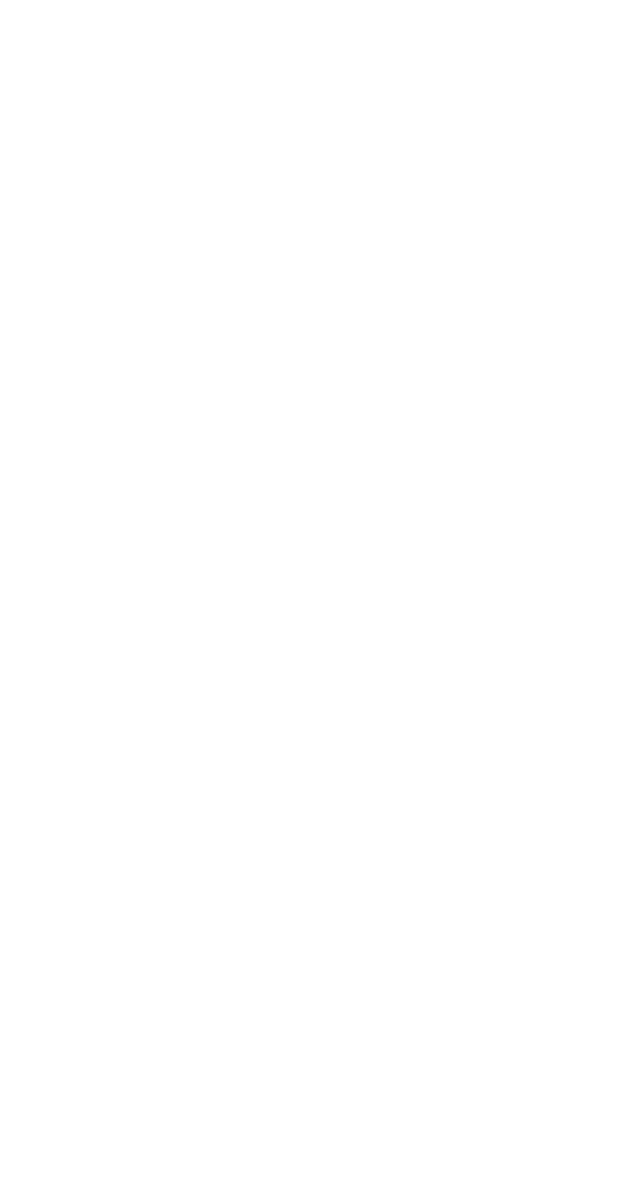
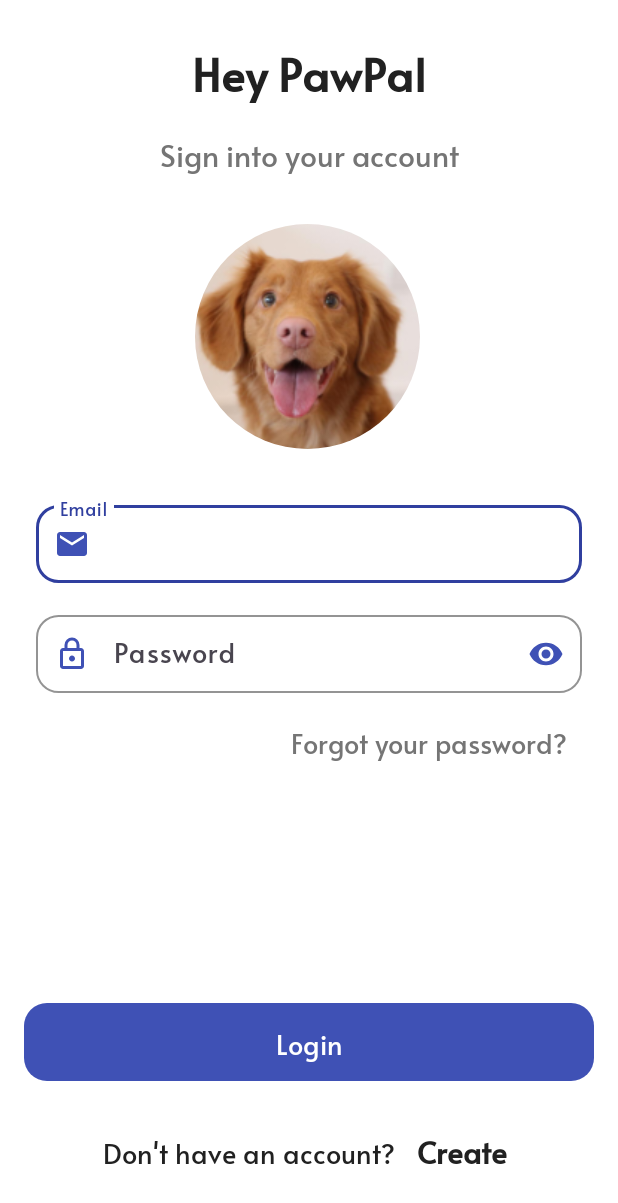
Before and after one commit to bulent017/PawPal, an Android app: the screen it shows after launch (AuthActivity), on a phone screen of 412 x 824 dp. Before the commit the part shown is empty. Shown: the top 1203 px of the screen. Run offline under Robolectric (Android 15) with nearby library versions, the phone set to English and light mode, and no system bars.

Commit message:
Splash, Login, Sign Up ekranları tamamlandı, Navigation sağlandı.

```diff
--- /dev/null
+++ b/app/src/main/java/com/bulentoral/pawpal/LoginFragment.java
@@ -0,0 +1,49 @@
+package com.bulentoral.pawpal;
+
+import android.os.Bundle;
+
+import androidx.fragment.app.Fragment;
+
+import android.view.LayoutInflater;
+import android.view.View;
+import android.view.ViewGroup;
+import android.widget.Button;
+import android.widget.ImageView;
+
+import com.bulentoral.pawpal.databinding.FragmentLoginBinding;
+import com.bulentoral.pawpal.util.GlideExtensions;
+import com.bulentoral.pawpal.util.NavigationUtils;
+
+
+public class LoginFragment extends Fragment {
+    private FragmentLoginBinding binding;
+    private ImageView imageView;
+
+    private Button loginButton;
+    @Override
+    public View onCreateView(LayoutInflater inflater, ViewGroup container,
+                             Bundle savedInstanceState) {
+        binding = FragmentLoginBinding.inflate(inflater, container, false);
+        initUI();
+        return binding.getRoot();
+    }
+
+    @Override
+    public void onDestroyView() {
+        super.onDestroyView();
+        binding = null; // Binding'i temizleme
+    }
+    private  void initUI(){
+        imageView = binding.iconImage;
+        loginButton = binding.loginButton;
+        GlideExtensions.loadCircularImageFromDrawable(requireActivity(), R.drawable.puppy, imageView);
+
+        loginButton.setOnClickListener(new View.OnClickListener() {
+            @Override
+            public void onClick(View v) {
+                NavigationUtils.navigateToFragment(LoginFragment.this, R.id.action_loginFragment_to_signUpFragment);
+            }
+        });
+    }
+
+}
--- a/app/src/main/java/com/bulentoral/pawpal/SplashActivity.java
+++ b/app/src/main/java/com/bulentoral/pawpal/SplashActivity.java
@@ -2,12 +2,12 @@ package com.bulentoral.pawpal;
 
 import androidx.appcompat.app.AppCompatActivity;
 
-import android.graphics.drawable.Drawable;
 import android.os.Bundle;
 import android.widget.ImageView;
 
 import com.bulentoral.pawpal.databinding.ActivitySplashBinding;
 import com.bulentoral.pawpal.util.GlideExtensions;
+import com.bulentoral.pawpal.util.NavigationUtils;
 
 public class SplashActivity extends AppCompatActivity {
 
@@ -20,6 +20,9 @@ public class SplashActivity extends AppCompatActivity {
         binding = ActivitySplashBinding.inflate(getLayoutInflater());
         setContentView(binding.getRoot());
         initUI();
+
+        NavigationUtils.navigateToActivity(SplashActivity.this, AuthActivity.class);
+
     }
 
     private  void initUI(){
--- /dev/null
+++ b/app/src/main/java/com/bulentoral/pawpal/util/NavigationUtils.java
@@ -0,0 +1,27 @@
+package com.bulentoral.pawpal.util;
+
+import android.content.Context;
+import android.content.Intent;
+import androidx.appcompat.app.AppCompatActivity;
+import androidx.fragment.app.Fragment;
+import androidx.navigation.NavDirections;
+import androidx.navigation.fragment.NavHostFragment;
+
+public class NavigationUtils {
+
+    // Activity'ler arası geçiş için fonksiyon
+    public static <T extends AppCompatActivity> void navigateToActivity(Context context, Class<T> destination) {
+        Intent intent = new Intent(context, destination);
+        context.startActivity(intent);
+    }
+
+    // Fragmentlar arası geçiş için fonksiyon
+    public static void navigateToFragment(Fragment fragment, int actionId) {
+        NavHostFragment.findNavController(fragment).navigate(actionId);
+    }
+
+    // Argümanlar ile veri taşınacaksa bunu kullan, method overloading
+    public static void navigateToFragment(Fragment fragment, NavDirections directions) {
+        NavHostFragment.findNavController(fragment).navigate(directions);
+    }
+}
--- /dev/null
+++ b/app/src/main/res/drawable/email_24.xml
@@ -0,0 +1,5 @@
+<vector android:height="24dp" android:tint="#3F51B5"
+    android:viewportHeight="24" android:viewportWidth="24"
+    android:width="24dp" xmlns:android="http://schemas.android.com/apk/res/android">
+    <path android:fillColor="@android:color/white" android:pathData="M20,4L4,4c-1.1,0 -1.99,0.9 -1.99,2L2,18c0,1.1 0.9,2 2,2h16c1.1,0 2,-0.9 2,-2L22,6c0,-1.1 -0.9,-2 -2,-2zM20,8l-8,5 -8,-5L4,6l8,5 8,-5v2z"/>
+</vector>
--- /dev/null
+++ b/app/src/main/res/drawable/lock_24.xml
@@ -0,0 +1,9 @@
+<vector xmlns:android="http://schemas.android.com/apk/res/android"
+    android:width="24dp"
+    android:height="24dp"
+    android:viewportWidth="960"
+    android:viewportHeight="960">
+  <path
+      android:fillColor="#FF000000"
+      android:pathData="M240,880q-33,0 -56.5,-23.5T160,800v-400q0,-33 23.5,-56.5T240,320h40v-80q0,-83 58.5,-141.5T480,40q83,0 141.5,58.5T680,240v80h40q33,0 56.5,23.5T800,400v400q0,33 -23.5,56.5T720,880L240,880ZM240,800h480v-400L240,400v400ZM480,680q33,0 56.5,-23.5T560,600q0,-33 -23.5,-56.5T480,520q-33,0 -56.5,23.5T400,600q0,33 23.5,56.5T480,680ZM360,320h240v-80q0,-50 -35,-85t-85,-35q-50,0 -85,35t-35,85v80ZM240,800v-400,400Z"/>
+</vector>
--- a/app/src/main/res/layout/activity_auth.xml
+++ b/app/src/main/res/layout/activity_auth.xml
@@ -6,4 +6,15 @@
     android:layout_height="match_parent"
     tools:context=".AuthActivity">
 
+    <androidx.fragment.app.FragmentContainerView
+        android:id="@+id/fragmentContainerView"
+        android:name="androidx.navigation.fragment.NavHostFragment"
+        android:layout_width="0dp"
+        android:layout_height="0dp"
+        app:defaultNavHost="true"
+        app:layout_constraintBottom_toBottomOf="parent"
+        app:layout_constraintEnd_toEndOf="parent"
+        app:layout_constraintStart_toStartOf="parent"
+        app:layout_constraintTop_toTopOf="parent"
+        app:navGraph="@navigation/nav_graph_auth" />
 </androidx.constraintlayout.widget.ConstraintLayout>
--- a/app/src/main/res/layout/activity_splash.xml
+++ b/app/src/main/res/layout/activity_splash.xml
@@ -6,7 +6,7 @@
     android:layout_width="match_parent"
     android:layout_height="match_parent"
     tools:context=".SplashActivity"
-    tools:layout_editor_absoluteY="25dp">
+    >
 
 
     <ImageView
--- /dev/null
+++ b/app/src/main/res/layout/fragment_login.xml
@@ -0,0 +1,165 @@
+<?xml version="1.0" encoding="utf-8"?>
+<androidx.constraintlayout.widget.ConstraintLayout xmlns:android="http://schemas.android.com/apk/res/android"
+    xmlns:app="http://schemas.android.com/apk/res-auto"
+    xmlns:tools="http://schemas.android.com/tools"
+    android:layout_width="match_parent"
+    android:layout_height="match_parent"
+    tools:context=".LoginFragment">
+
+    <com.google.android.material.textfield.TextInputLayout
+        android:id="@+id/inputLayoutUserMail"
+        style="@style/AuthTextInputLayoutStyle"
+        android:layout_width="0dp"
+        android:layout_height="wrap_content"
+        android:layout_marginStart="24dp"
+        android:layout_marginTop="32dp"
+        android:layout_marginEnd="24dp"
+        app:endIconMode="clear_text"
+        app:endIconTint="@color/primary_color"
+        app:layout_constraintEnd_toEndOf="parent"
+        app:layout_constraintStart_toStartOf="parent"
+        app:layout_constraintTop_toBottomOf="@+id/iconImage"
+        app:startIconDrawable="@drawable/email_24"
+        app:startIconTint="@color/primary_color">
+
+        <com.google.android.material.textfield.TextInputEditText
+            android:id="@+id/userMail"
+            style="@style/AuthTextInputEditTextStyle"
+            android:layout_width="match_parent"
+            android:layout_height="match_parent"
+            android:maxLines="1"
+            android:hint="Email"
+            app:layout_constraintEnd_toEndOf="parent"
+            app:layout_constraintStart_toStartOf="parent" />
+    </com.google.android.material.textfield.TextInputLayout>
+
+    <ImageView
+        android:id="@+id/iconImage"
+        android:layout_width="150dp"
+        android:layout_height="150dp"
+        android:layout_marginTop="32dp"
+        android:scaleType="fitCenter"
+        app:layout_constraintEnd_toEndOf="parent"
+        app:layout_constraintHorizontal_bias="0.497"
+        app:layout_constraintStart_toStartOf="parent"
+        app:layout_constraintTop_toBottomOf="@+id/textView2" />
+
+    <TextView
+        android:id="@+id/textView"
+        android:layout_width="wrap_content"
+        android:layout_height="wrap_content"
+        android:layout_marginTop="24dp"
+        android:text="Hey PawPal"
+        android:textSize="30sp"
+        android:textStyle="bold"
+        app:layout_constraintEnd_toEndOf="parent"
+        app:layout_constraintStart_toStartOf="parent"
+        app:layout_constraintTop_toTopOf="parent" />
+
+    <TextView
+        android:id="@+id/textView2"
+        android:layout_width="wrap_content"
+        android:layout_height="wrap_content"
+        android:layout_marginTop="16dp"
+        android:text="Sign into your account"
+        android:textColor="@color/secondary_text"
+        android:textSize="20sp"
+        app:layout_constraintEnd_toEndOf="parent"
+        app:layout_constraintStart_toStartOf="parent"
+        app:layout_constraintTop_toBottomOf="@+id/textView" />
+
+    <com.google.android.material.textfield.TextInputLayout
+        android:id="@+id/inputLayoutUserPassword"
+        style="@style/AuthTextInputLayoutStyle"
+        android:layout_width="0dp"
+        android:layout_height="wrap_content"
+        android:layout_marginTop="16dp"
+        app:endIconMode="password_toggle"
+        app:endIconTint="@color/primary_color"
+        app:layout_constraintEnd_toEndOf="@+id/inputLayoutUserMail"
+        app:layout_constraintStart_toStartOf="@+id/inputLayoutUserMail"
+        app:layout_constraintTop_toBottomOf="@+id/inputLayoutUserMail"
+        app:startIconDrawable="@drawable/lock_24"
+        app:startIconTint="@color/primary_color">
+
+        <com.google.android.material.textfield.TextInputEditText
+            android:id="@+id/userPassword"
+            style="@style/AuthTextInputEditTextStyle"
+            android:layout_width="match_parent"
+            android:layout_height="match_parent"
+            android:hint="Password"
+            android:maxLines="1"
+            android:inputType="textPassword"
+            app:layout_constraintEnd_toEndOf="parent"
+            app:layout_constraintStart_toStartOf="parent" />
+    </com.google.android.material.textfield.TextInputLayout>
+
+    <TextView
+        android:id="@+id/textView3"
+        android:layout_width="wrap_content"
+        android:layout_height="wrap_content"
+        android:layout_marginTop="8dp"
+        android:clickable="true"
+        android:focusable="true"
+        android:padding="10dp"
+        android:background="?attr/selectableItemBackground"
+        android:text="Forgot your password?"
+        android:textColor="@color/secondary_text"
+        android:textSize="18sp"
+        app:layout_constraintEnd_toEndOf="@+id/inputLayoutUserPassword"
+        app:layout_constraintTop_toBottomOf="@+id/inputLayoutUserPassword" />
+
+
+    <com.google.android.material.button.MaterialButton
+        android:id="@+id/loginButton"
+        style="@style/Custom.FilledBackGroundAuth"
+        android:layout_width="0dp"
+        android:layout_height="wrap_content"
+        android:layout_marginStart="24dp"
+        android:layout_marginTop="8dp"
+        android:layout_marginEnd="24dp"
+
+        android:layout_marginBottom="16dp"
+        android:text="Login"
+        android:textColor="@color/text_and_icons"
+        app:layout_constraintBottom_toTopOf="@+id/linearLayout"
+        app:layout_constraintEnd_toEndOf="parent"
+        app:layout_constraintStart_toStartOf="parent"
+        app:layout_constraintTop_toBottomOf="@+id/textView3"
+        app:layout_constraintVertical_bias="1.0">
+
+    </com.google.android.material.button.MaterialButton>
+
+    <LinearLayout
+        android:id="@+id/linearLayout"
+        android:layout_width="wrap_content"
+        android:layout_height="wrap_content"
+        android:layout_marginBottom="32dp"
+        android:orientation="horizontal"
+        app:layout_constraintBottom_toBottomOf="parent"
+        app:layout_constraintEnd_toEndOf="parent"
+        app:layout_constraintHorizontal_bias="0.52"
+        app:layout_constraintStart_toStartOf="parent">
+
+        <TextView
+            android:id="@+id/textView5"
+            android:layout_width="wrap_content"
+            android:layout_height="wrap_content"
+            android:text="Don't have an account? "
+            android:textSize="18sp" />
+
+        <TextView
+            android:id="@+id/textView6"
+            android:layout_width="wrap_content"
+            android:layout_height="wrap_content"
+            android:clickable="true"
+            android:focusable="true"
+            android:padding="10dp"
+            android:text="Create"
+            android:textSize="20sp"
+            android:background="?attr/selectableItemBackground"
+            android:textStyle="bold" />
+    </LinearLayout>
+
+
+</androidx.constraintlayout.widget.ConstraintLayout>
--- /dev/null
+++ b/app/src/main/res/navigation/nav_graph_auth.xml
@@ -0,0 +1,26 @@
+<?xml version="1.0" encoding="utf-8"?>
+<navigation xmlns:android="http://schemas.android.com/apk/res/android"
+    xmlns:app="http://schemas.android.com/apk/res-auto"
+    xmlns:tools="http://schemas.android.com/tools"
+    android:id="@+id/nav_graph_auth"
+    app:startDestination="@id/loginFragment">
+
+    <fragment
+        android:id="@+id/loginFragment"
+        android:name="com.bulentoral.pawpal.LoginFragment"
+        android:label="fragment_login"
+        tools:layout="@layout/fragment_login" >
+        <action
+            android:id="@+id/action_loginFragment_to_signUpFragment"
+            app:destination="@id/signUpFragment" />
+    </fragment>
+    <fragment
+        android:id="@+id/signUpFragment"
+        android:name="com.bulentoral.pawpal.SignUpFragment"
+        android:label="fragment_sign_up"
+        tools:layout="@layout/fragment_sign_up" >
+        <action
+            android:id="@+id/action_signUpFragment_to_loginFragment"
+            app:destination="@id/loginFragment" />
+    </fragment>
+</navigation>
--- a/app/src/main/res/values/colors.xml
+++ b/app/src/main/res/values/colors.xml
@@ -9,6 +9,7 @@
     <color name="primary_text">#212121</color>
     <color name="secondary_text">#757575</color>
     <color name="divider_color">#BDBDBD</color>
+    <color name="error_color">#FF0000</color>
 
 
 </resources>
--- a/app/src/main/res/values/strings.xml
+++ b/app/src/main/res/values/strings.xml
@@ -43,4 +43,6 @@
         libero vel nunc consequat, quis tincidunt nisl eleifend. Cras bibendum enim a justo luctus
         vestibulum. Fusce dictum libero quis erat maximus, vitae volutpat diam dignissim.
     </string>
+    <!-- TODO: Remove or change this placeholder text -->
+    <string name="hello_blank_fragment">Hello blank fragment</string>
 </resources>
--- a/app/src/main/res/values/themes.xml
+++ b/app/src/main/res/values/themes.xml
@@ -3,12 +3,14 @@
     <style name="Base.Theme.PawPal" parent="Theme.Material3.DayNight.NoActionBar">
         <!-- Customize your light theme here. -->
         <!-- <item name="colorPrimary">@color/my_light_primary</item> -->
-        <item name="colorPrimary">@color/primary_color</item>
+        <!-- <item name="colorPrimary">@color/primary_color</item> -->
+        <item name="colorPrimary">@color/light_primary_color</item>
         <item name="colorPrimaryDark">@color/dark_primary_color</item>
           <item name="colorAccent">@color/accent_color</item>
           <item name="android:textColor">@color/primary_text</item>
           <item name="android:textColorSecondary">@color/secondary_text</item>
           <item name="android:windowBackground">@color/text_and_icons</item>
+          <item name="android:fontFamily">@font/alata</item>
       </style>
 
       <style name="Theme.PawPal" parent="Base.Theme.PawPal" />
@@ -21,14 +23,17 @@
           <item name="boxCornerRadiusBottomStart">15dp</item>
           <item name="boxCornerRadiusTopStart">15dp</item>
           <item name="boxCornerRadiusTopEnd">15dp</item>
-        <item name="hintEnabled">false</item>
+          <item name="boxStrokeErrorColor">@color/error_color</item>
+          <item name="hintEnabled">true</item>
+          <item name="boxStrokeColor">@color/dark_primary_color</item>
+          <item name="hintTextColor">@color/dark_primary_color</item>
 
       </style>
 
 
       <style name="AuthTextInputEditTextStyle" parent="ThemeOverlay.Material3.TextInputEditText">
           <item name="android:textSize">18sp</item>
-        <item name="android:gravity">center</item>
+          <item name="android:gravity">start</item>
           <item name="android:padding">12dp</item>
           <item name="android:fontFamily">@font/alata</item>
       </style>
@@ -41,6 +46,9 @@
           <item name="android:gravity">center</item>
           <item name="cornerRadius">15dp</item>
           <item name="strokeWidth">0dp</item>
+          <item name="backgroundTint">@color/primary_color</item>
+
+
           <item name="android:layout_margin">16dp</item>
           <item name="android:textSize">18sp</item>
           <item name="android:fontFamily">@font/alata</item>
@@ -59,4 +67,5 @@
 
 
 
+
 </resources>
```
Also changed, not shown: app/src/main/AndroidManifest.xml (+2 -10 lines), app/src/main/java/com/bulentoral/pawpal/SignUpFragment.java (added, +40 -0 lines), app/src/main/res/drawable/phone.xml (added, +9 -0 lines), app/src/main/res/drawable/search_check.xml (added, +9 -0 lines), app/src/main/res/drawable/user.xml (added, +9 -0 lines), app/src/main/res/layout/fragment_sign_up.xml (added, +196 -0 lines), 1 other file. Lines whose indentation alone changed are shown as unchanged.
